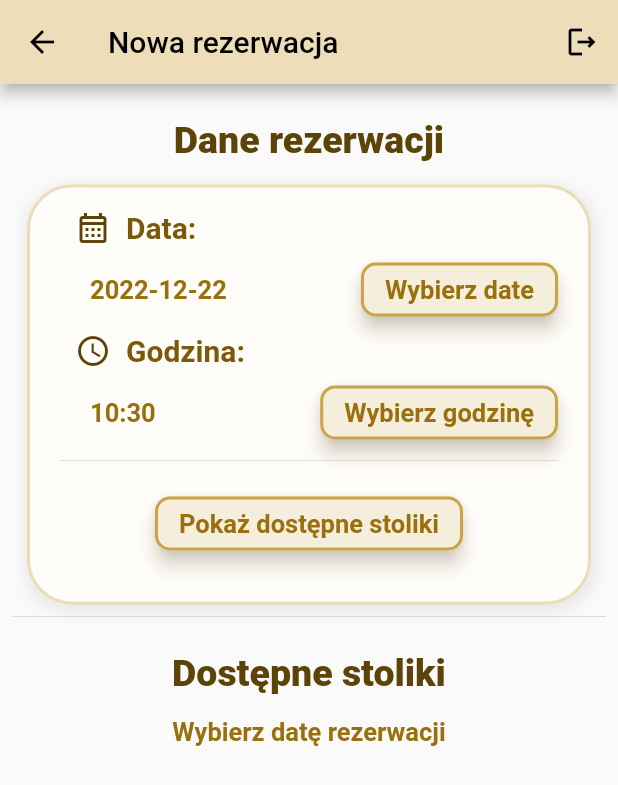
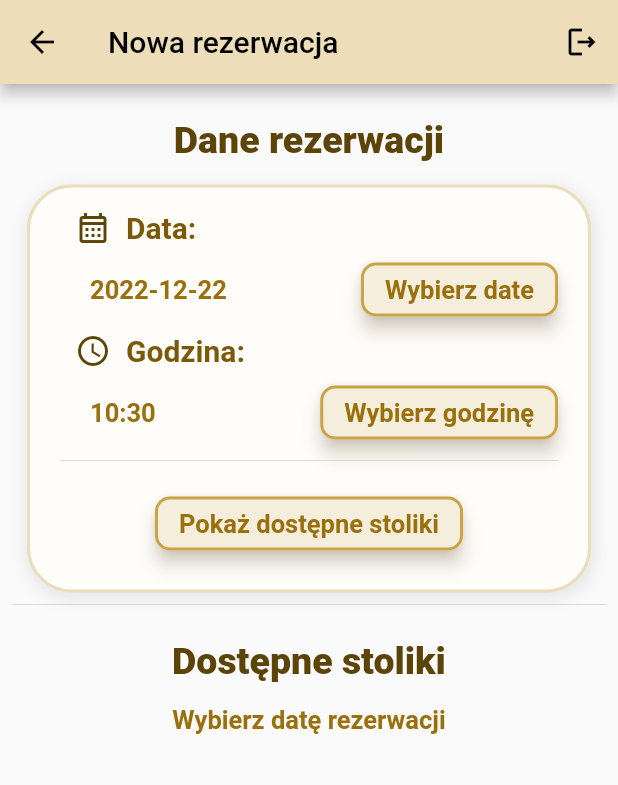
Before and after one commit to FerencMarcin/Cafe-mobile-app, a Flutter app: the NewReservationView screen opened by its route, on a phone screen of 412 x 824 dp. Shown: the top 785 px of the screen. Run offline on Flutter 3.47's test engine with Material 2 defaults, Android fonts, the phone set to English and light mode, and no system bars; our stand-ins replace dio, flutter_secure_storage, get, jwt_decoder, shared_preferences; accounts and stored records are empty; statements that could not run were skipped.

Commit message:
Remove unnecessary parameter #20

```diff
--- a/lib/view/newReservation_view.dart
+++ b/lib/view/newReservation_view.dart
@@ -43,7 +43,6 @@ class _NewReservationViewState extends State<NewReservationView> {
                     padding: const EdgeInsets.symmetric(horizontal: 10.0),
                     child: Container(
                       decoration: formContainerDecoration,
-                      height: 280.0,
                       width: double.infinity,
                       child: Padding(
                         padding: const EdgeInsets.symmetric(horizontal: 20.0, vertical: 10.0),
```
